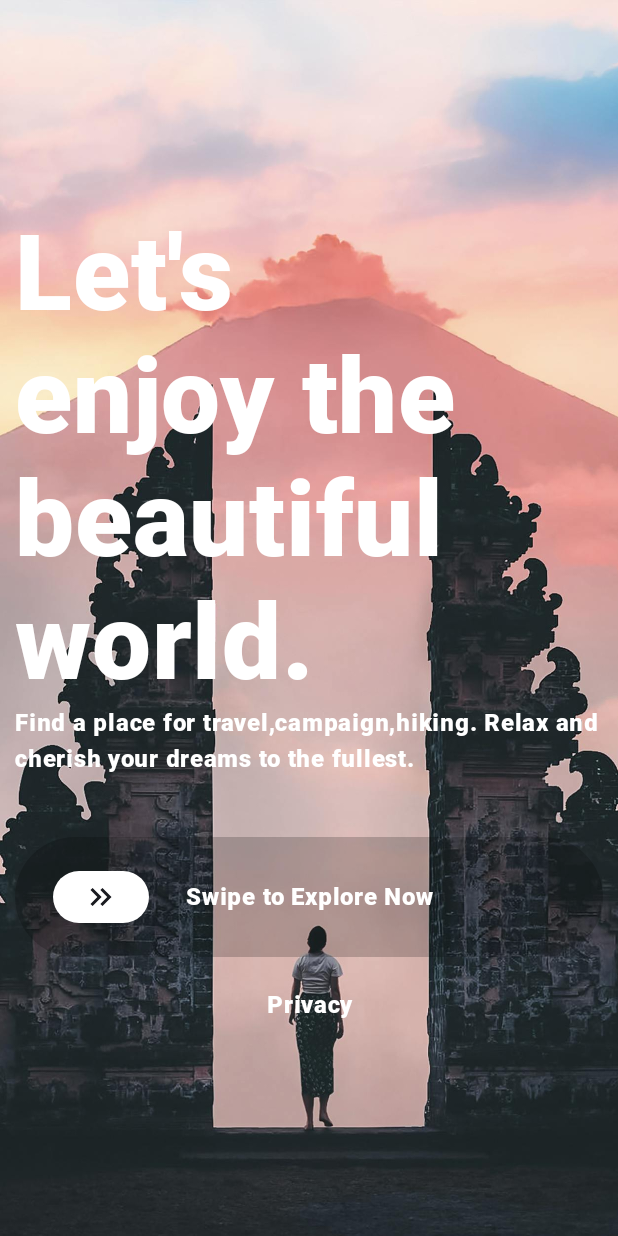
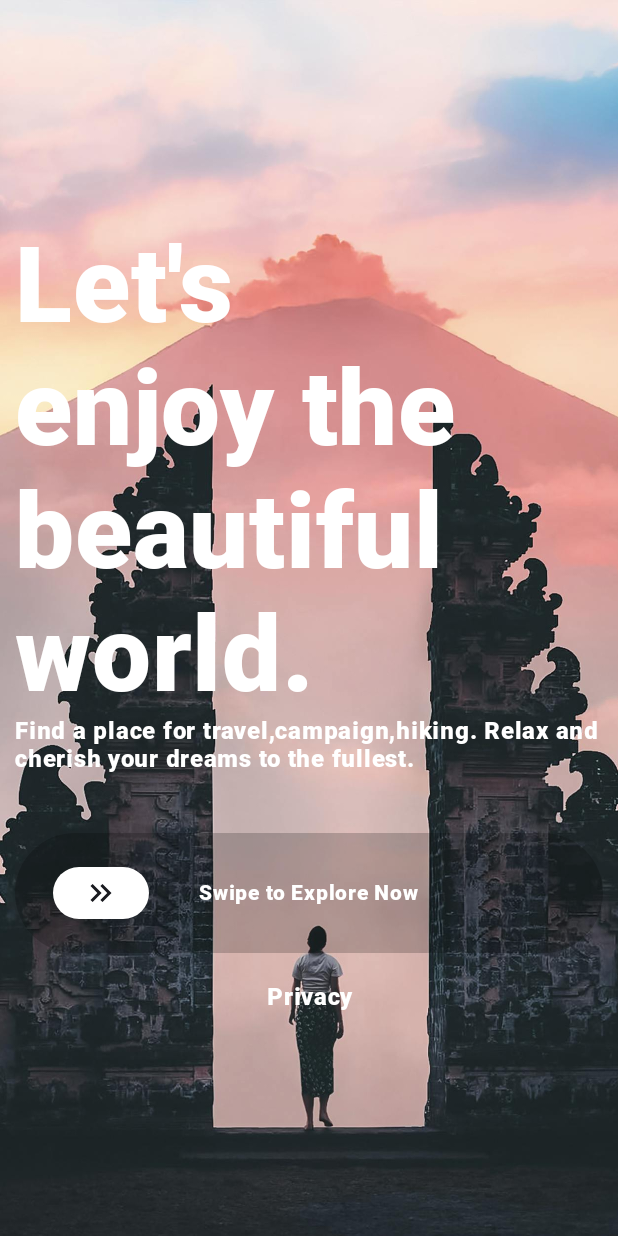
Before and after one commit to iamshaikhasif/travel_application_compose, an Android app built with Jetpack Compose: the screen it shows after launch (MainActivity), on a phone screen of 412 x 824 dp. Run offline under Robolectric (Android 15) with nearby library versions, the phone set to English and light mode, and no system bars.

Commit message:
image and text changes

```diff
--- a/app/build.gradle.kts
+++ b/app/build.gradle.kts
@@ -69,5 +69,8 @@ dependencies {
 
     implementation ("androidx.compose.material:material-icons-extended:1.6.8")
     implementation ("com.google.accompanist:accompanist-swiperefresh:0.30.1")
+    implementation ("androidx.navigation:navigation-compose:2.7.7")
+
+
 
 }
--- a/app/src/main/java/com/example/travelapplication/MainActivity.kt
+++ b/app/src/main/java/com/example/travelapplication/MainActivity.kt
@@ -1,22 +1,14 @@
 package com.example.travelapplication
 
-import android.os.Build
 import android.os.Bundle
-import android.view.WindowManager
 import androidx.activity.ComponentActivity
 import androidx.activity.compose.setContent
-import androidx.compose.foundation.layout.WindowInsets
 import androidx.compose.foundation.layout.fillMaxSize
-import androidx.compose.foundation.layout.statusBars
 import androidx.compose.material3.MaterialTheme
 import androidx.compose.material3.Surface
-import androidx.compose.material3.Text
-import androidx.compose.runtime.Composable
 import androidx.compose.ui.Modifier
-import androidx.compose.ui.tooling.preview.Preview
-import androidx.core.view.WindowCompat
-import androidx.core.view.WindowInsetsCompat
-import androidx.core.view.WindowInsetsControllerCompat
+import androidx.navigation.compose.rememberNavController
+import com.example.travelapplication.routing.AppNavHost
 import com.example.travelapplication.ui.explore_screen.ExploreScreen
 import com.example.travelapplication.ui.theme.TravelApplicationTheme
 
@@ -25,29 +17,17 @@ class MainActivity : ComponentActivity() {
         super.onCreate(savedInstanceState)
         setContent {
             TravelApplicationTheme {
+                val navController = rememberNavController()
                 Surface(
                     modifier = Modifier.fillMaxSize(),
                     color = MaterialTheme.colorScheme.background
                 ) {
-                    ExploreScreen()
+                    AppNavHost(navController = navController)
                 }
             }
         }
 
-        //hideSystem()
     }
 
-    /*fun hideSystem(){
-        actionBar?.hide()
 
-        WindowCompat.setDecorFitsSystemWindows(window, false)
-        if(Build.VERSION.SDK_INT < Build.VERSION_CODES.R){
-            window.addFlags(WindowManager.LayoutParams.FLAG_FULLSCREEN)
-        }else{
-            window.insetsController?.apply {
-                hide(WindowInsetsCompat.Type.systemBars())
-                systemBarsBehavior = WindowInsetsControllerCompat.BEHAVIOR_SHOW_TRANSIENT_BARS_BY_SWIPE
-            }
-        }
-    }*/
 }
--- /dev/null
+++ b/app/src/main/java/com/example/travelapplication/routing/AppNavHost.kt
@@ -0,0 +1,26 @@
+package com.example.travelapplication.routing
+
+import androidx.compose.runtime.Composable
+import androidx.compose.ui.Modifier
+import androidx.navigation.NavHostController
+import androidx.navigation.compose.NavHost
+import androidx.navigation.compose.composable
+import com.example.travelapplication.ui.explore_screen.ExploreScreen
+
+
+@Composable
+fun AppNavHost(
+    modifier: Modifier = Modifier,
+    navController: NavHostController,
+    startDestination: String = NavigationItem.Explore.route,
+) {
+    NavHost(
+        modifier = modifier,
+        navController = navController,
+        startDestination = startDestination
+    ) {
+        composable(NavigationItem.Explore.route) {
+            ExploreScreen(navController)
+        }
+    }
+}
--- /dev/null
+++ b/app/src/main/java/com/example/travelapplication/routing/Routing.kt
@@ -0,0 +1,13 @@
+package com.example.travelapplication.routing
+
+enum class Screen {
+    HOME,
+    LOGIN,
+    EXPLORE,
+}
+
+sealed class NavigationItem(val route: String) {
+    data object Home : NavigationItem(Screen.HOME.name)
+    data object Login : NavigationItem(Screen.LOGIN.name)
+    data object Explore : NavigationItem(Screen.EXPLORE.name)
+}
--- a/app/src/main/java/com/example/travelapplication/ui/components/SwipeToContinue.kt
+++ b/app/src/main/java/com/example/travelapplication/ui/components/SwipeToContinue.kt
@@ -1,6 +1,7 @@
 package com.example.travelapplication.ui.components
 
 import androidx.compose.foundation.background
+import androidx.compose.foundation.clickable
 import androidx.compose.foundation.layout.Box
 import androidx.compose.foundation.layout.fillMaxHeight
 import androidx.compose.foundation.layout.fillMaxWidth
@@ -10,6 +11,7 @@ import androidx.compose.foundation.shape.RoundedCornerShape
 import androidx.compose.material.icons.Icons
 import androidx.compose.material.icons.filled.KeyboardDoubleArrowRight
 import androidx.compose.material3.Icon
+import androidx.compose.material3.MaterialTheme
 import androidx.compose.material3.Text
 import androidx.compose.runtime.Composable
 import androidx.compose.ui.Alignment
@@ -21,13 +23,14 @@ import androidx.compose.ui.unit.dp
 import androidx.compose.ui.unit.sp
 
 @Composable
-fun SwipeToContinue() {
+fun SwipeToContinue(onClick: () -> Unit) {
     Box(
         modifier = Modifier
             .fillMaxWidth()
             .height(80.dp)
             .clip(shape = RoundedCornerShape(90.dp))
             .background(color = Color.Black.copy(alpha = 0.2f))
+            .clickable { onClick }
             .padding(horizontal = 25.dp),
     ) {
         Box(
@@ -57,9 +60,8 @@ fun SwipeToContinue() {
             Text(
                 text = "Swipe to Explore Now",
                 color = Color.White,
-                fontSize = 16.sp,
-                textAlign = TextAlign.Center,
-                )
+                style = MaterialTheme.typography.labelMedium.copy(color = Color.White)
+            )
         }
     }
 }
--- a/app/src/main/java/com/example/travelapplication/ui/explore_screen/ExploreScreen.kt
+++ b/app/src/main/java/com/example/travelapplication/ui/explore_screen/ExploreScreen.kt
@@ -1,5 +1,6 @@
 package com.example.travelapplication.ui.explore_screen
 
+import android.util.Log
 import androidx.compose.foundation.Image
 import androidx.compose.foundation.background
 import androidx.compose.foundation.layout.Box
@@ -30,11 +31,12 @@ import androidx.compose.material3.*
 import androidx.compose.runtime.*
 import androidx.compose.ui.layout.ContentScale
 import androidx.compose.ui.text.style.TextAlign
+import androidx.navigation.NavHostController
 import com.example.travelapplication.ui.components.SwipeToContinue
 
 
 @Composable
-fun ExploreScreen() {
+fun ExploreScreen(navController: NavHostController,) {
 
     Box(contentAlignment = Alignment.Center, modifier = Modifier.fillMaxSize()) {
             Image(
@@ -75,7 +77,9 @@ fun ExploreScreen() {
                 fontSize = 16.sp,
             )
             Spacer(Modifier.height(40.dp))
-            SwipeToContinue()
+            SwipeToContinue() {
+                Log.d("Swipe", "Click")
+            }
             Spacer(Modifier.height(20.dp))
             Text(
                 text = "Privacy",
--- /dev/null
+++ b/app/src/main/java/com/example/travelapplication/ui/home/BottomNav.kt
@@ -0,0 +1,29 @@
+package com.example.travelapplication.ui.home
+
+import androidx.compose.foundation.layout.padding
+import androidx.compose.material3.BottomAppBar
+import androidx.compose.material3.ExperimentalMaterial3Api
+import androidx.compose.material3.Scaffold
+import androidx.compose.material3.Text
+import androidx.compose.material3.TopAppBar
+import androidx.compose.runtime.Composable
+import androidx.compose.ui.Modifier
+import androidx.navigation.NavController
+
+@OptIn(ExperimentalMaterial3Api::class)
+@Composable
+fun BottomNav(navController: NavController) {
+    Scaffold(topBar = {
+        TopAppBar(
+            title = { Text(text = "Home") },
+        )
+    }) { itPadding ->
+        body(modifier = Modifier.padding(itPadding))
+    }
+}
+
+
+@Composable
+fun body(modifier: Modifier) {
+
+}
--- a/app/src/main/java/com/example/travelapplication/ui/theme/Type.kt
+++ b/app/src/main/java/com/example/travelapplication/ui/theme/Type.kt
@@ -24,7 +24,42 @@ val Typography = Typography(
         fontFamily = fonts,
         fontWeight = FontWeight.Normal,
         fontSize = 16.sp,
-        lineHeight = 24.sp,
+        letterSpacing = 0.5.sp
+    ),
+    labelLarge = TextStyle(
+        fontFamily = fonts,
+        fontWeight = FontWeight.Normal,
+        fontSize = 16.sp,
+        letterSpacing = 0.5.sp
+    ),
+    labelMedium = TextStyle(
+        fontFamily = fonts,
+        fontWeight = FontWeight.Normal,
+        fontSize = 14.sp,
+        letterSpacing = 0.5.sp
+    ),
+    labelSmall = TextStyle(
+        fontFamily = fonts,
+        fontWeight = FontWeight.Normal,
+        fontSize = 12.sp,
+        letterSpacing = 0.5.sp
+    ),
+    titleLarge = TextStyle(
+        fontFamily = fonts,
+        fontWeight = FontWeight.Normal,
+        fontSize = 24.sp,
+        letterSpacing = 0.5.sp
+    ),
+    titleMedium = TextStyle(
+        fontFamily = fonts,
+        fontWeight = FontWeight.Normal,
+        fontSize = 18.sp,
+        letterSpacing = 0.5.sp
+    ),
+    titleSmall = TextStyle(
+        fontFamily = fonts,
+        fontWeight = FontWeight.Normal,
+        fontSize = 16.sp,
         letterSpacing = 0.5.sp
     )
     /* Other default text styles to override
```
